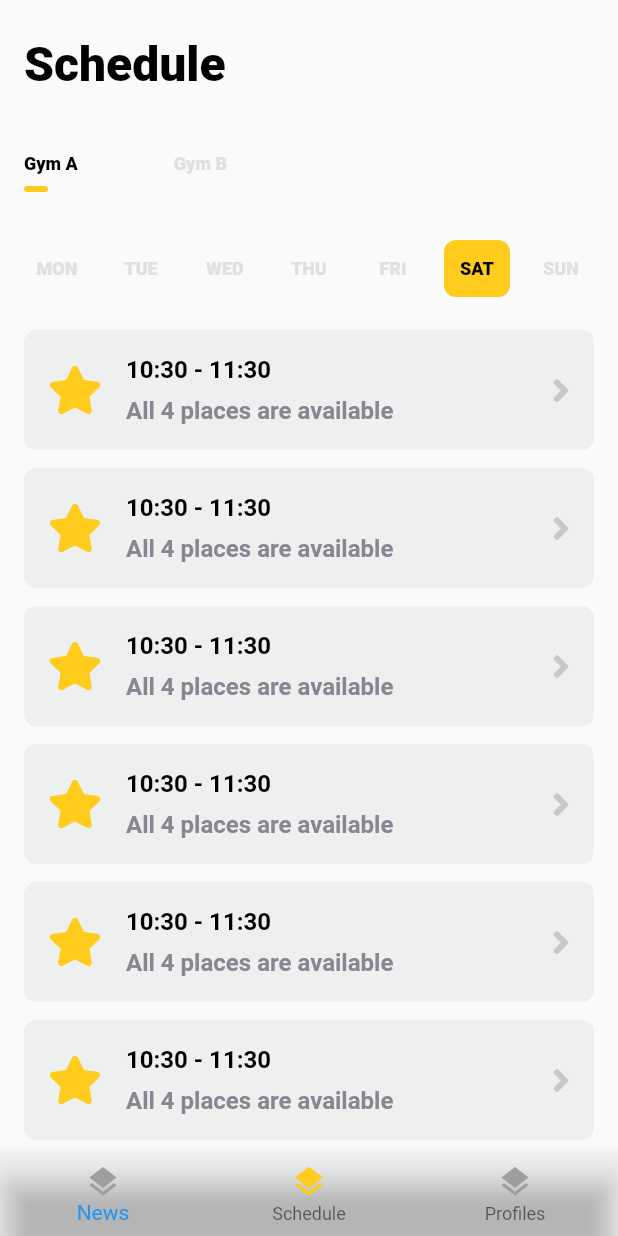
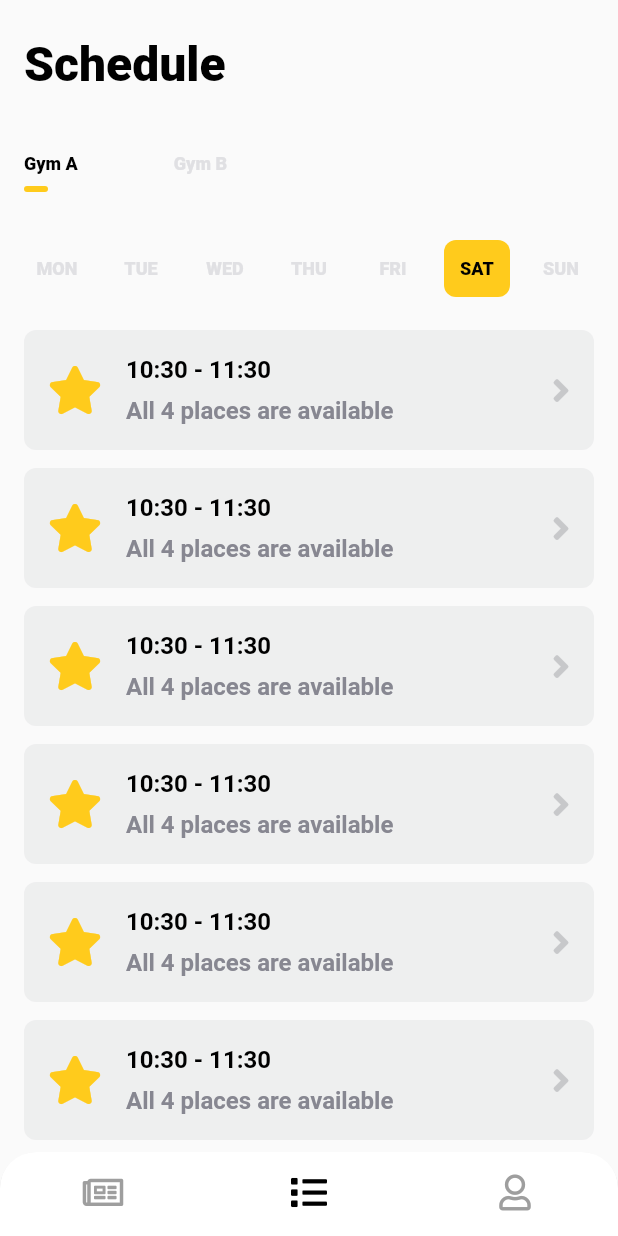
Before and after one commit to nxn777/uul, a Flutter app: the screen it shows after launch, on a phone screen of 412 x 824 dp. Run offline on Flutter 3.47's test engine with Material 2 defaults, Android fonts, the phone set to English and light mode, and no system bars; our stand-ins replace font_awesome_flutter.

Commit message:
UUL-1: BottomNavBar design was updated

```diff
--- a/lib/navigation/bottom_navigation.dart
+++ b/lib/navigation/bottom_navigation.dart
@@ -1,5 +1,6 @@
 import 'package:flutter/material.dart';
-
+import 'package:font_awesome_flutter/font_awesome_flutter.dart';
+import 'package:UUL_Gym/constants/dimens.dart';
 import 'tabs.dart';
 
 class BottomNavigation extends StatelessWidget {
@@ -9,8 +10,21 @@ class BottomNavigation extends StatelessWidget {
 
   @override
   Widget build(BuildContext context) {
-    return BottomNavigationBar(
+    return Container(
+      decoration: BoxDecoration(
+        borderRadius: BorderRadius.only(
+            topRight: Radius.circular(kLargeBorderRadius), topLeft: Radius.circular(kLargeBorderRadius)),
+      ),
+      child: ClipRRect(
+        borderRadius: BorderRadius.only(
+          topLeft: Radius.circular(kLargeBorderRadius),
+          topRight: Radius.circular(kLargeBorderRadius),
+        ),
+        child: BottomNavigationBar(
           type: BottomNavigationBarType.fixed,
+          showSelectedLabels: false,
+          showUnselectedLabels: false,
+          backgroundColor: Colors.white,
           items: [
             _buildItem(TabItem.NEWS),
             _buildItem(TabItem.SCHEDULE),
@@ -19,19 +33,37 @@ class BottomNavigation extends StatelessWidget {
           onTap: (index) => onSelectTab(
             TabItem.values[index],
           ),
+        ),
+      ),
     );
   }
 
   BottomNavigationBarItem _buildItem(TabItem tabItem) {
     return BottomNavigationBarItem(
-      icon: Icon(
-        Icons.layers,
+      icon: FaIcon(
+        _getTabIcon(tabItem),
         color: _colorTabMatching(tabItem),
       ),
       label: tabName[tabItem],
     );
   }
 
+  IconData _getTabIcon(TabItem item) {
+    IconData icon;
+    switch (item) {
+      case TabItem.NEWS:
+        icon = FontAwesomeIcons.newspaper;
+        break;
+      case TabItem.SCHEDULE:
+        icon = FontAwesomeIcons.list;
+        break;
+      case TabItem.USER_PROFILES:
+        icon = FontAwesomeIcons.user;
+        break;
+    }
+    return icon;
+  }
+
   Color _colorTabMatching(TabItem item) {
     return currentTab == item ? activeTabColor[item] : Colors.grey;
   }
--- a/lib/navigation/tabs.dart
+++ b/lib/navigation/tabs.dart
@@ -6,7 +6,7 @@ enum TabItem { NEWS, SCHEDULE, USER_PROFILES }
 const Map<TabItem, String> tabName = {TabItem.NEWS: "News", TabItem.SCHEDULE: "Schedule", TabItem.USER_PROFILES: "Profiles"};
 
 const Map<TabItem, Color> activeTabColor = {
-  TabItem.NEWS: kAccentColor,
-  TabItem.SCHEDULE: kAccentColor,
-  TabItem.USER_PROFILES: kAccentColor,
+  TabItem.NEWS: Colors.black,
+  TabItem.SCHEDULE: Colors.black,
+  TabItem.USER_PROFILES: Colors.black,
 };
```
Lines whose indentation alone changed are shown as unchanged.
